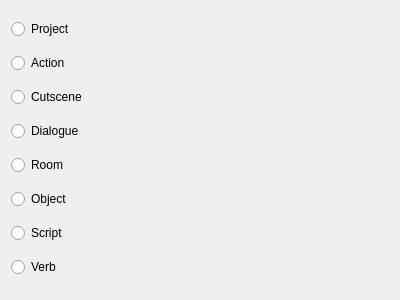
The window that res/forms/WizardPageStart.ui (tedvalson/NovelTea) describes before a commit, drawn with Qt 5.
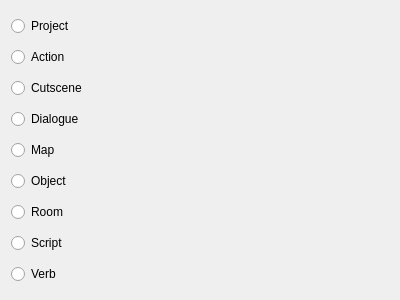
The same window after the commit.

Patch:
```diff
--- a/res/forms/WizardPageStart.ui
+++ b/res/forms/WizardPageStart.ui
@@ -46,9 +46,9 @@
     </widget>
    </item>
    <item>
-    <widget class="QRadioButton" name="radioRoom">
+    <widget class="QRadioButton" name="radioMap">
      <property name="text">
-      <string>Room</string>
+      <string>Map</string>
      </property>
     </widget>
    </item>
@@ -59,6 +59,13 @@
      </property>
     </widget>
    </item>
+   <item>
+    <widget class="QRadioButton" name="radioRoom">
+     <property name="text">
+      <string>Room</string>
+     </property>
+    </widget>
+   </item>
    <item>
     <widget class="QRadioButton" name="radioScript">
      <property name="text">
```
